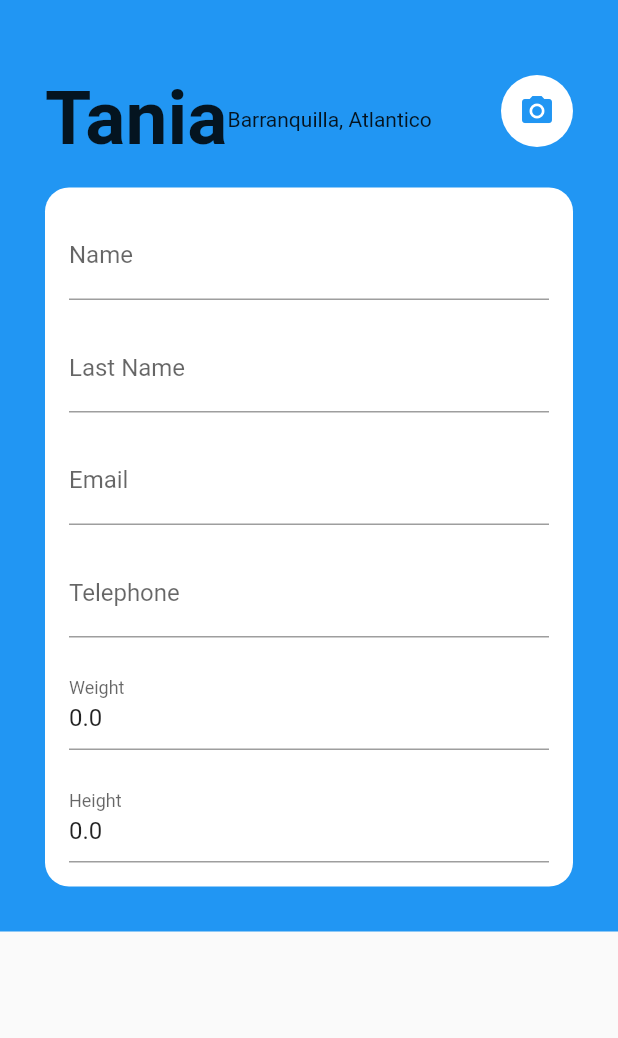
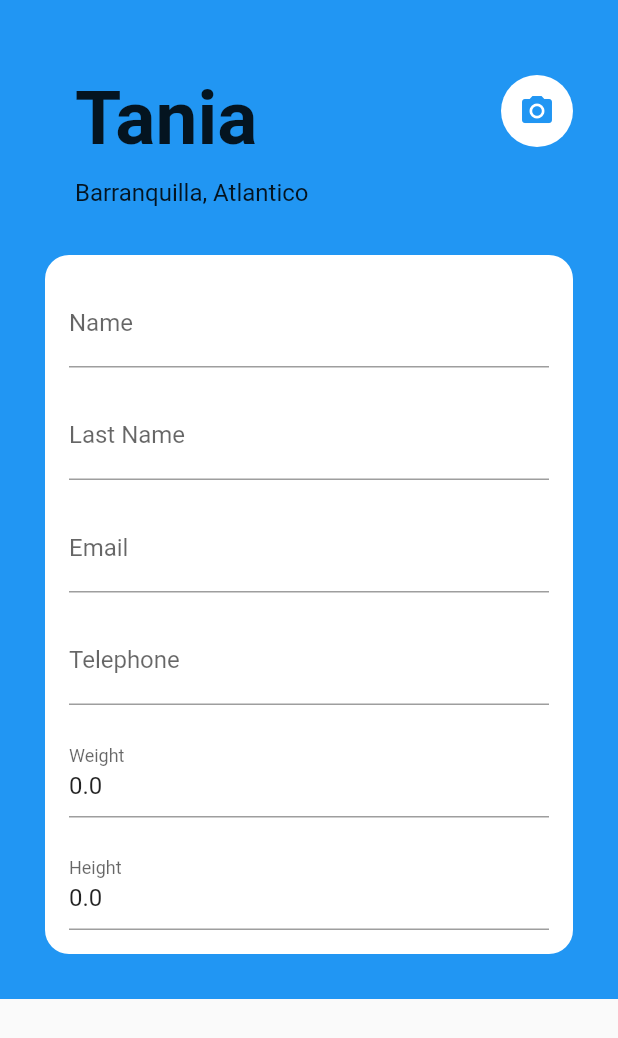
Before and after one commit to VictorCuerdo/trackyApp, a Flutter app: the screen it shows after launch, on a phone screen of 412 x 824 dp. Shown: the top 1038 px of the screen. Run offline on Flutter 3.47's test engine with Material 2 defaults, Android fonts, the light colour scheme and no system bars.

Commit message:
username text modification
se ajustan y alinean los textos de forma que sean 2 rows separados con un padding izquierdo

```diff
--- a/trackyapp/lib/main.dart
+++ b/trackyapp/lib/main.dart
@@ -44,16 +44,15 @@ class _EditPersonalInfoState extends State<EditPersonalInfo> {
                 children: [
                   Row(
                     children: const [
-                      Text(
-                        'Tania',
-                        style: TextStyle(
-                          fontSize: 50.0,
-                          fontWeight: FontWeight.bold,
+                      Padding(
+                        padding: EdgeInsets.only(left: 20.0),
+                        child: Text(
+                          'Tania',
+                          style: TextStyle(
+                            fontSize: 50.0,
+                            fontWeight: FontWeight.bold,
+                          ),
                         ),
-                      ),
-                      Text(
-                        'Barranquilla, Atlantico',
-                        style: TextStyle(fontSize: 14.0),
                       ),
                     ],
                   ),
@@ -76,6 +75,19 @@ class _EditPersonalInfoState extends State<EditPersonalInfo> {
                   ),
                 ],
               ),
+              const SizedBox(height: 10.0),
+              Row(
+                children: const [
+                  Padding(
+                    padding: EdgeInsets.only(left: 20.0),
+                    child: Text(
+                      'Barranquilla, Atlantico',
+                      style: TextStyle(fontSize: 16.0),
+                    ),
+                  ),
+                ],
+              ),
+              const SizedBox(height: 16.0),
               const SizedBox(height: 16.0),
               Container(
                 decoration: BoxDecoration(
```
